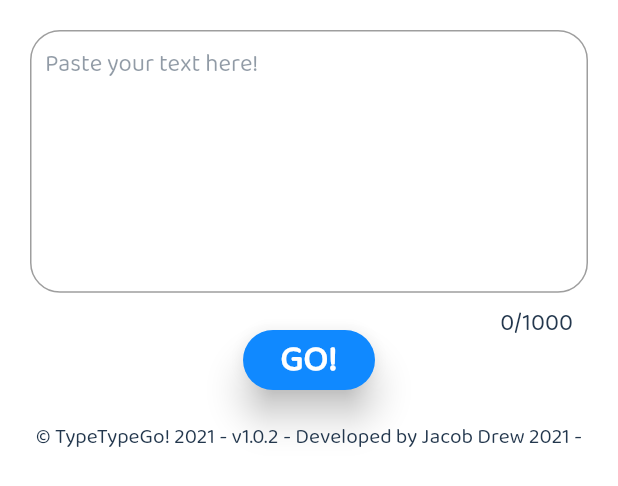
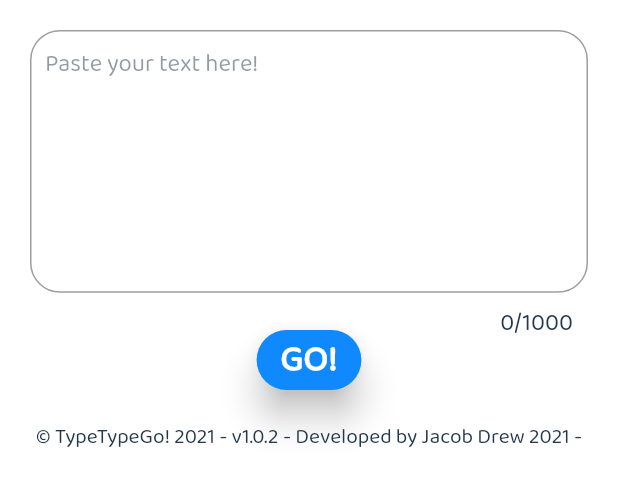
Before and after one commit to JakesMD/TypeTypeGo, a Flutter app: the TextInputBox widget shown alone on an empty page, opened directly with empty values, on a phone screen of 412 x 824 dp. Shown: the top 486 px of the screen. Run offline on Flutter 3.47's test engine with Material 2 defaults, Android fonts, the light colour scheme and no system bars; our stand-ins replace flutter_hooks, percent_indicator, responsive_builder; missing offline and left inert: dart:js.

Commit message:
Update RaisedButton to ElevatedButton

```diff
--- a/lib/screens/main/textInputBox.dart
+++ b/lib/screens/main/textInputBox.dart
@@ -38,7 +38,8 @@
       // We need the constraints so we can give the text field a maxWordLength.
       builder: (context, constraints) => Container(
         color: Palette.white,
-        padding: EdgeInsets.fromLTRB(20, 20, 20, 10),
+        padding: EdgeInsets.fromLTRB(
+            Config.margin, Config.margin, Config.margin, 10),
         child: Column(
           children: [
             // The text field.
@@ -56,7 +57,7 @@
 
             // The start button.
             TextInputBoxStartButton(onPressed: _validate),
-            SizedBox(height: 20),
+            SizedBox(height: Config.margin),
 
             // The info text.
             TextInputBoxInfoText(),
@@ -122,13 +123,14 @@
                 color: Palette.blueGrey.withOpacity(0.5), fontSize: 16),
             errorStyle: TextStyle(color: Palette.red, fontSize: 16),
             counterStyle: TextStyle(color: Palette.blueGrey, fontSize: 16),
-            border: OutlineInputBorder(borderRadius: BorderRadius.circular(20)),
+            border: OutlineInputBorder(
+                borderRadius: BorderRadius.circular(Config.borderRadius)),
             errorBorder: OutlineInputBorder(
-              borderRadius: BorderRadius.circular(20),
+              borderRadius: BorderRadius.circular(Config.borderRadius),
               borderSide: BorderSide(color: Palette.red),
             ),
             focusedErrorBorder: OutlineInputBorder(
-              borderRadius: BorderRadius.circular(20),
+              borderRadius: BorderRadius.circular(Config.borderRadius),
               borderSide: BorderSide(color: Palette.red, width: 2),
             ),
           ),
@@ -149,8 +151,14 @@
   Widget build(BuildContext context) {
     return SizedBox(
       height: 40,
-      child: RaisedButton(
-        elevation: 10,
+      child: ElevatedButton(
+        style: ElevatedButton.styleFrom(
+          elevation: 10,
+          shape: RoundedRectangleBorder(
+            borderRadius: BorderRadius.circular(200),
+          ),
+          primary: Palette.blue,
+        ),
         child: Text(
           'GO!',
           style: TextStyle(
@@ -159,10 +167,6 @@
             fontSize: 24,
           ),
         ),
-        shape: RoundedRectangleBorder(
-          borderRadius: BorderRadius.circular(200),
-        ),
-        color: Palette.blue,
         onPressed: onPressed,
       ),
     );
```
